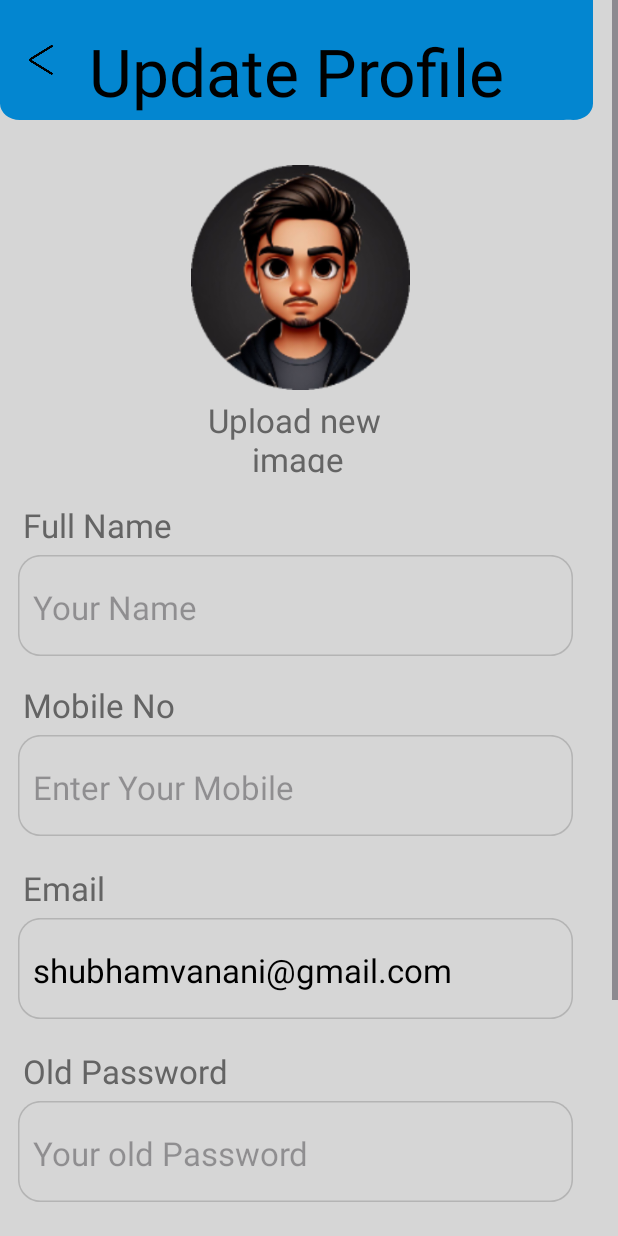
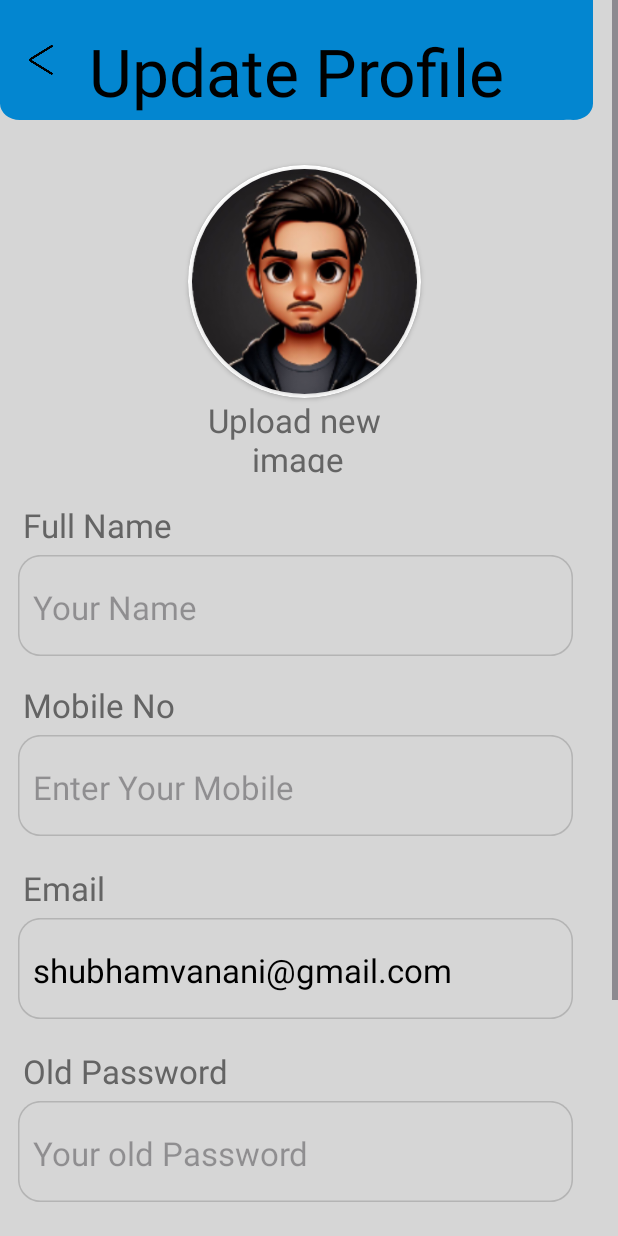
Before and after one commit to VKShubham/Lagani, an Android app: the DonorDashboard screen opened directly, with no data from a screen before it, after a tap on an icon or button, on a phone screen of 412 x 824 dp. Run offline under Robolectric (Android 15) with nearby library versions, the phone set to English and light mode, and no system bars; our stand-ins replace Firebase (no records; nobody signed in at launch, a user with empty details on screens opened directly); Roboto replaces fonts that are not available here; 3 statements that could not run were skipped.

Commit message:
Image Upload And Retrive From Update Profile

```diff
--- a/app/build.gradle
+++ b/app/build.gradle
@@ -36,7 +36,9 @@ dependencies {
     implementation 'androidx.constraintlayout:constraintlayout:2.1.4'
     implementation 'com.google.firebase:firebase-auth:22.3.1'
     implementation 'com.google.firebase:firebase-database:20.3.0'
+    implementation 'com.google.firebase:firebase-storage:20.3.0'
     testImplementation 'junit:junit:4.13.2'
     androidTestImplementation 'androidx.test.ext:junit:1.1.5'
     androidTestImplementation 'androidx.test.espresso:espresso-core:3.5.1'
+
 }
--- a/app/src/main/AndroidManifest.xml
+++ b/app/src/main/AndroidManifest.xml
@@ -3,6 +3,11 @@
     xmlns:tools="http://schemas.android.com/tools">
 
     <uses-permission android:name="android.permission.ACCESS_NETWORK_STATE" />
+    <uses-permission android:name="android.permission.READ_EXTERNAL_STORAGE"
+        android:maxSdkVersion="32" />
+    <uses-permission android:name="android.permission.WRITE_EXTERNAL_STORAGE"
+        android:maxSdkVersion="32" />
+
 
     <application
         android:allowBackup="true"
@@ -30,6 +35,7 @@
         <activity
             android:name=".RegisterLogin.ForgetPassword"
             android:exported="false" />
+
         <activity
             android:name=".RegisterLogin.MainActivity"
             android:exported="true">
--- a/app/src/main/java/com/example/lagani20/Dashboard/DonorDashboard.java
+++ b/app/src/main/java/com/example/lagani20/Dashboard/DonorDashboard.java
@@ -3,9 +3,13 @@ package com.example.lagani20.Dashboard;
 import androidx.appcompat.app.AppCompatActivity;
 
 import android.content.Intent;
+import android.graphics.Bitmap;
+import android.graphics.BitmapFactory;
 import android.os.Bundle;
+import android.util.Log;
 import android.view.View;
 import android.widget.ImageButton;
+import android.widget.ImageView;
 import android.widget.Toast;
 
 import com.example.lagani20.Modules.ADDDonations;
@@ -13,12 +17,22 @@ import com.example.lagani20.R;
 import com.example.lagani20.RegisterLogin.MainActivity;
 import com.example.lagani20.RegisterLogin.UpdateProfile;
 import com.google.firebase.auth.FirebaseAuth;
+import com.google.firebase.auth.FirebaseUser;
+import com.google.firebase.storage.FirebaseStorage;
+import com.google.firebase.storage.StorageReference;
+
+import java.io.File;
 
 public class DonorDashboard extends AppCompatActivity {
 
     View logout;
     ImageButton donationbtn;
     View updateprofile;
+    StorageReference storageReference;
+    FirebaseStorage firebaseStorage;
+    FirebaseUser user;
+    FirebaseAuth auth;
+    ImageView logo;
     @Override
     protected void onCreate(Bundle savedInstanceState) {
         super.onCreate(savedInstanceState);
@@ -27,6 +41,17 @@ public class DonorDashboard extends AppCompatActivity {
         logout = findViewById(R.id.rectangle_6);
         donationbtn = findViewById(R.id.rectangle_3);
         updateprofile = findViewById(R.id.rectangle_7);
+        auth = FirebaseAuth.getInstance();
+        user = auth.getCurrentUser();
+        firebaseStorage = FirebaseStorage.getInstance();
+        storageReference = firebaseStorage.getReference().child("images/" + user.getUid());
+        logo = findViewById(R.id.logo);
+
+        storageReference.getFile(new File(getCacheDir(), "temp.jpg")).addOnSuccessListener(taskSnapshot -> {
+            Bitmap bitmap = BitmapFactory.decodeFile(new File(getCacheDir(), "temp.jpg").getAbsolutePath());
+            logo.setImageBitmap(bitmap);
+            //   bar.setVisibility(View.INVISIBLE);
+        }).addOnFailureListener(e -> Log.e("Firebase", "Failed to download image: " + e.getMessage()));
 
         logout.setOnClickListener(new View.OnClickListener() {
             @Override
--- a/app/src/main/java/com/example/lagani20/RegisterLogin/UpdateProfile.java
+++ b/app/src/main/java/com/example/lagani20/RegisterLogin/UpdateProfile.java
@@ -1,9 +1,10 @@
 package com.example.lagani20.RegisterLogin;
 
-import androidx.annotation.NonNull;
-import androidx.appcompat.app.AppCompatActivity;
-
+import android.app.ProgressDialog;
 import android.content.Intent;
+import android.graphics.Bitmap;
+import android.graphics.BitmapFactory;
+import android.net.Uri;
 import android.os.Bundle;
 import android.text.TextUtils;
 import android.util.Log;
@@ -11,57 +12,121 @@ import android.view.View;
 import android.widget.EditText;
 import android.widget.ImageButton;
 import android.widget.ImageView;
+import android.widget.ProgressBar;
 import android.widget.TextView;
 import android.widget.Toast;
 
+import androidx.annotation.NonNull;
+import androidx.appcompat.app.AppCompatActivity;
+
 import com.example.lagani20.R;
 import com.example.lagani20.classes.User;
-import com.google.android.gms.tasks.OnCompleteListener;
-import com.google.android.gms.tasks.Task;
 import com.google.firebase.auth.FirebaseAuth;
 import com.google.firebase.auth.FirebaseUser;
 import com.google.firebase.database.DataSnapshot;
 import com.google.firebase.database.DatabaseError;
 import com.google.firebase.database.FirebaseDatabase;
 import com.google.firebase.database.ValueEventListener;
+import com.google.firebase.storage.FirebaseStorage;
+import com.google.firebase.storage.StorageReference;
+import java.io.File;
+
+
 
 public class UpdateProfile extends AppCompatActivity {
 
-    ImageView profilephoto;
-    EditText name;
-    EditText mobileno;
-    EditText oldpassword;
-    TextView email;
-    EditText newpassword;
-    ImageButton updatebtn;
-    FirebaseAuth auth;
-    FirebaseDatabase db;
-    FirebaseUser fuser;
+    private static final int PICK_IMAGE_REQUEST = 1;
+    private ImageView profilephoto;
+    private EditText name;
+    private ImageView back;
+    private EditText mobileno;
+    private EditText oldpassword;
+    private TextView email;
+    private EditText newpassword;
+    private ImageButton updatebtn;
+    private FirebaseAuth auth;
+    private FirebaseDatabase db;
+    private FirebaseUser fuser;
+    private FirebaseStorage firebaseStorage;
+    private TextView uploadphpto;
+    private StorageReference storageReference;
+    private ProgressDialog progressDialog;
+    private StorageReference ref;
+    private Uri uri;
+    ProgressBar bar;
+
+    private void imagePicker() {
+        Intent intent = new Intent();
+        intent.setType("image/*");
+        intent.setAction(Intent.ACTION_GET_CONTENT);
+        startActivityForResult(Intent.createChooser(intent, "Select Picture"), PICK_IMAGE_REQUEST);
+    }
+
+
+    protected void onActivityResult(int requestCode, int resultCode, Intent data) {
+        super.onActivityResult(requestCode, resultCode, data);
+
+        if (requestCode == PICK_IMAGE_REQUEST && resultCode == RESULT_OK && data != null && data.getData() != null) {
+            Uri selectedImageUri = data.getData();
+            uploadImage(selectedImageUri);
+        }
+    }
+
+    private void uploadImage(Uri selectedImageUri) {
+        String filename = fuser.getUid();
+        StorageReference ref = storageReference.child("images/" + filename);
+
+        progressDialog.show();
+
+        ref.putFile(selectedImageUri).addOnSuccessListener(taskSnapshot -> {
+            progressDialog.dismiss();
+            Toast.makeText(this, "Image Uploaded Successfully", Toast.LENGTH_SHORT).show();
+        }).addOnFailureListener(e -> {
+            progressDialog.dismiss();
+            Toast.makeText(this, "Photo Is Not Uploaded", Toast.LENGTH_SHORT).show();
+        });
+    }
 
     @Override
     protected void onCreate(Bundle savedInstanceState) {
         super.onCreate(savedInstanceState);
         setContentView(R.layout.activity_update_profile);
 
-        profilephoto = findViewById(R.id.ellipse_10);
+        profilephoto = findViewById(R.id.person_img);
         name = findViewById(R.id.lagni_team);
         mobileno = findViewById(R.id.mno);
         email = findViewById(R.id.email);
         oldpassword = findViewById(R.id.oldpass);
         newpassword = findViewById(R.id.newpass);
         updatebtn = findViewById(R.id.update_btn);
+        uploadphpto = findViewById(R.id.upload_new_);
+        back = findViewById(R.id.back_btn);
 
+        bar = new ProgressBar(this);
+
+        firebaseStorage = FirebaseStorage.getInstance();
+        storageReference = firebaseStorage.getReference();
         auth = FirebaseAuth.getInstance();
         db = FirebaseDatabase.getInstance();
         fuser = auth.getCurrentUser();
 
+        progressDialog = new ProgressDialog(this);
+        progressDialog.setMessage("Uploading Image...");
 
-        db.getReference("Users")
-                .child(fuser.getUid())
-                .addValueEventListener(new ValueEventListener() {
+        uploadphpto.setOnClickListener(view -> imagePicker());
+        bar.setVisibility(View.VISIBLE);
+        ref = storageReference.child("images/" + fuser.getUid());
+
+        ref.getFile(new File(getCacheDir(), "temp.jpg")).addOnSuccessListener(taskSnapshot -> {
+            Bitmap bitmap = BitmapFactory.decodeFile(new File(getCacheDir(), "temp.jpg").getAbsolutePath());
+            profilephoto.setImageBitmap(bitmap);
+            bar.setVisibility(View.INVISIBLE);
+        }).addOnFailureListener(e -> Log.e("Firebase", "Failed to download image: " + e.getMessage()));
+
+        db.getReference("Users").child(fuser.getUid()).addValueEventListener(new ValueEventListener() {
             @Override
             public void onDataChange(@NonNull DataSnapshot snapshot) {
-                        User user =  snapshot.getValue(User.class);
+                User user = snapshot.getValue(User.class);
                 name.setText(user.name);
                 mobileno.setText(user.contact_no);
                 email.setText(user.email);
@@ -69,29 +134,26 @@ public class UpdateProfile extends AppCompatActivity {
 
             @Override
             public void onCancelled(@NonNull DatabaseError error) {
-
             }
         });
 
+        back.setOnClickListener(new View.OnClickListener() {
+            @Override
+            public void onClick(View view) {
+                onBackPressed();
+                overridePendingTransition(R.anim.slide_out_right,R.anim.slide_in_left);
+            }
+        });
+
+        updatebtn.setOnClickListener(view -> {
             String name_txt = name.getText().toString();
             String email_txt = email.getText().toString();
-        String mobileno_txt =mobileno.getText().toString();
-
-        updatebtn.setOnClickListener(new View.OnClickListener() {
-
+            String mobileno_txt = mobileno.getText().toString();
             String oldpassword_txt = oldpassword.getText().toString();
             String newpassword_txt = newpassword.getText().toString();
-            @Override
-            public void onClick(View view) {
-                if(oldpassword_txt.isEmpty() && newpassword_txt.isEmpty())
-                {
-                    Log.d("Check","It will Goes In A PassWord Change");
-                    final String name_txt = name.getText().toString();
-                    final String mobileno_txt = mobileno.getText().toString();
 
-                    db.getReference("Users")
-                            .child(fuser.getUid())
-                            .addListenerForSingleValueEvent(new ValueEventListener() {
+            if (TextUtils.isEmpty(oldpassword_txt) && TextUtils.isEmpty(newpassword_txt)) {
+                db.getReference("Users").child(fuser.getUid()).addListenerForSingleValueEvent(new ValueEventListener() {
                     @Override
                     public void onDataChange(@NonNull DataSnapshot snapshot) {
                         User currentUser = snapshot.getValue(User.class);
@@ -99,18 +161,46 @@ public class UpdateProfile extends AppCompatActivity {
                             int userType = currentUser.userType;
                             if (!TextUtils.isEmpty(name_txt) && !TextUtils.isEmpty(mobileno_txt)) {
                                 User userUpdate = new User(name_txt, email_txt, mobileno_txt, userType);
-                                            db.getReference("Users")
-                                                    .child(fuser.getUid())
-                                                    .setValue(userUpdate)
-                                                    .addOnCompleteListener(new OnCompleteListener<Void>() {
-                                                        @Override
-                                                        public void onComplete(@NonNull Task<Void> task) {
+                                db.getReference("Users").child(fuser.getUid()).setValue(userUpdate).addOnCompleteListener(task -> {
                                     if (task.isSuccessful()) {
-                                                                Log.d("Check","Password update");
                                         Toast.makeText(UpdateProfile.this, "Updated Successfully", Toast.LENGTH_SHORT).show();
                                     } else {
                                         Toast.makeText(UpdateProfile.this, "Update Failed", Toast.LENGTH_LONG).show();
                                     }
+                                });
+                            } else {
+                                Toast.makeText(UpdateProfile.this, "Name and Mobile Number cannot be empty", Toast.LENGTH_SHORT).show();
+                            }
+                        } else {
+                            Toast.makeText(UpdateProfile.this, "User data not available", Toast.LENGTH_SHORT).show();
+                        }
+                    }
+
+                    @Override
+                    public void onCancelled(@NonNull DatabaseError error) {
+                        Toast.makeText(UpdateProfile.this, "Database error", Toast.LENGTH_SHORT).show();
+                    }
+                });
+            } else {
+                db.getReference("Users").child(fuser.getUid()).addListenerForSingleValueEvent(new ValueEventListener() {
+                    @Override
+                    public void onDataChange(@NonNull DataSnapshot snapshot) {
+                        User currentUser = snapshot.getValue(User.class);
+                        if (currentUser != null) {
+                            int userType = currentUser.userType;
+                            if (!TextUtils.isEmpty(name_txt) && !TextUtils.isEmpty(mobileno_txt)) {
+                                User userUpdate = new User(name_txt, email_txt, mobileno_txt, userType);
+                                db.getReference("Users").child(fuser.getUid()).setValue(userUpdate).addOnCompleteListener(task -> {
+                                    if (task.isSuccessful()) {
+                                        auth.confirmPasswordReset(oldpassword_txt, newpassword_txt).addOnCompleteListener(task1 -> {
+                                            if (task1.isSuccessful()) {
+                                                Toast.makeText(UpdateProfile.this, "Updated Successfully", Toast.LENGTH_SHORT).show();
+                                            } else {
+                                                Toast.makeText(UpdateProfile.this, "Wrong Exist Password", Toast.LENGTH_LONG).show();
+                                            }
+                                        });
+                                    } else {
+                                        Toast.makeText(UpdateProfile.this, "Update Failed", Toast.LENGTH_LONG).show();
                                     }
                                 });
                             } else {
@@ -127,60 +217,6 @@ public class UpdateProfile extends AppCompatActivity {
                     }
                 });
             }
-                else
-                {
-                    final String name_txt = name.getText().toString();
-                    final String mobileno_txt = mobileno.getText().toString();
-                    final String oldpassword_txt = oldpassword.getText().toString();
-                    final String newpassword_txt = newpassword.getText().toString();
-
-                    db.getReference("Users")
-                            .child(fuser.getUid())
-                            .addListenerForSingleValueEvent(new ValueEventListener() {
-                                @Override
-                                public void onDataChange(@NonNull DataSnapshot snapshot) {
-                                    User currentUser = snapshot.getValue(User.class);
-                                    if (currentUser != null) {
-                                        int userType = currentUser.userType;
-                                        if (!TextUtils.isEmpty(name_txt) && !TextUtils.isEmpty(mobileno_txt)) {
-                                            User userUpdate = new User(name_txt, email_txt, mobileno_txt, userType);
-                                            db.getReference("Users")
-                                                    .child(fuser.getUid())
-                                                    .setValue(userUpdate)
-                                                    .addOnCompleteListener(new OnCompleteListener<Void>() {
-                                                        @Override
-                                                        public void onComplete(@NonNull Task<Void> task) {
-                                                            if (task.isSuccessful()) {
-                                                                auth.confirmPasswordReset(oldpassword_txt,newpassword_txt).addOnCompleteListener(new OnCompleteListener<Void>() {
-                                                                    @Override
-                                                                    public void onComplete(@NonNull Task<Void> task) {
-                                                                            if(task.isSuccessful()){
-                                                                                Toast.makeText(UpdateProfile.this, "Updated Successfully", Toast.LENGTH_SHORT).show();
-                                                                            }else {
-                                                                                Toast.makeText(UpdateProfile.this, "Wrong Exist Password", Toast.LENGTH_LONG).show();
-                                                                            }
-                                                                    }
-                                                                });
-                                                            } else {
-                                                                Toast.makeText(UpdateProfile.this, "Update Failed", Toast.LENGTH_LONG).show();
-                                                            }
-                                                        }
-                                                    });
-                                        } else {
-                                            Toast.makeText(UpdateProfile.this, "Name and Mobile Number cannot be empty", Toast.LENGTH_SHORT).show();
-                                        }
-                                    } else {
-                                        Toast.makeText(UpdateProfile.this, "User data not available", Toast.LENGTH_SHORT).show();
-                                    }
-                                }
-
-                                @Override
-                                public void onCancelled(@NonNull DatabaseError error) {
-                                    Toast.makeText(UpdateProfile.this, "Database error", Toast.LENGTH_SHORT).show();
-                                }
         });
     }
 }
-        });
-    }
-}
--- /dev/null
+++ b/app/src/main/res/drawable/round_photo.xml
@@ -0,0 +1,7 @@
+<shape xmlns:android="http://schemas.android.com/apk/res/android"
+    android:shape="oval">
+    <solid android:color="@android:color/transparent"/>
+    <stroke
+        android:width="2dp"
+        android:color="@android:color/white"/>
+</shape>
--- a/app/src/main/res/layout/activity_rider_dashboard.xml
+++ b/app/src/main/res/layout/activity_rider_dashboard.xml
@@ -43,7 +43,7 @@
         />
 
     <ImageView
-        android:id="@+id/ellipse_10"
+        android:id="@+id/person_logo"
         android:layout_width="45dp"
         android:layout_height="45dp"
         android:layout_alignParentLeft="true"
@@ -187,7 +187,7 @@
         android:id="@+id/avildonations"
         android:layout_width="wrap_content"
         android:layout_height="wrap_content"
-        android:layout_marginLeft="20dp"
+        android:layout_marginLeft="21.50dp"
         android:layout_marginBottom="10dp"
         android:layout_marginTop="235dp">
 
--- a/app/src/main/res/layout/activity_update_profile.xml
+++ b/app/src/main/res/layout/activity_update_profile.xml
@@ -25,7 +25,7 @@
         />
 
     <ImageView
-        android:id="@+id/burger_menu"
+        android:id="@+id/back_btn"
         android:layout_width="44dp"
         android:layout_height="20dp"
         android:layout_alignParentLeft="true"
@@ -48,16 +48,35 @@
         android:gravity="center_horizontal|top"
         />
 
+            <androidx.cardview.widget.CardView
+                android:layout_width="155dp"
+                android:layout_height="155dp"
+                app:cardCornerRadius="250dp"
+                android:layout_marginTop="110dp"
+                android:layout_marginLeft="125dp"
+                app:cardBackgroundColor="@color/white">
+
+            <androidx.cardview.widget.CardView
+                android:layout_width="150dp"
+                android:layout_height="150dp"
+                app:cardCornerRadius="250dp"
+                android:layout_gravity="center">
+
     <ImageView
-        android:id="@+id/ellipse_10"
+        android:id="@+id/person_img"
         android:layout_width="150dp"
         android:layout_height="150dp"
         android:layout_alignParentLeft="true"
-        android:layout_marginLeft="125dp"
         android:layout_alignParentTop="true"
-        android:layout_marginTop="110dp"
+        android:scaleType="centerCrop"
+        android:background="@drawable/round_photo"
         android:src="@drawable/big_person_icon"
         />
+
+
+            </androidx.cardview.widget.CardView>
+
+            </androidx.cardview.widget.CardView>
 
     <TextView
         android:id="@+id/upload_new_"
@@ -298,6 +317,17 @@
                 android:gravity="top"
                 />
 
+            <ProgressBar
+                android:id="@+id/progressBar"
+                style="?android:attr/progressBarStyle"
+                android:layout_width="wrap_content"
+                android:layout_height="wrap_content"
+                android:layout_alignParentStart="true"
+                android:layout_alignParentTop="true"
+                android:layout_marginStart="176dp"
+                android:layout_marginTop="160dp"
+                android:visibility="invisible" />
+
         </RelativeLayout>
     </ScrollView>
 
```
Also changed, not shown: app/src/main/java/com/example/lagani20/Dashboard/RiderDashboard.java (+20 -5 lines), app/src/main/java/com/example/lagani20/Modules/ADDDonations.java (+21 -0 lines), app/src/main/res/layout/activity_adddonations.xml (+18 -2 lines), app/src/main/res/layout/activity_donor_dashboard.xml (+29 -11 lines), build.gradle (line endings or trailing spaces). Lines whose indentation alone changed are shown as unchanged.
